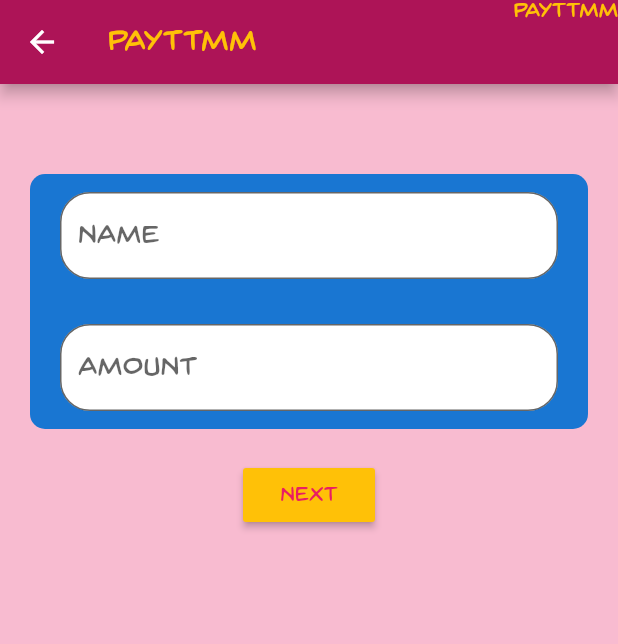
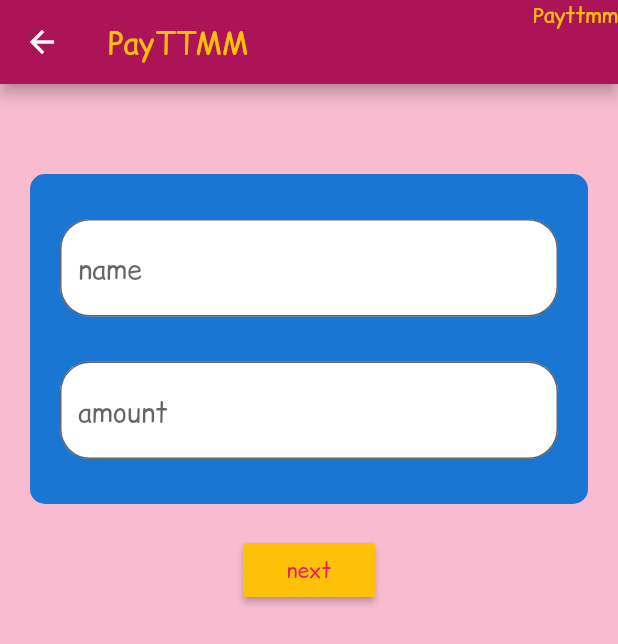
Before and after one commit to Tanmay-Chavan/payTTMM, a Flutter app: the Group screen opened directly, on a phone screen of 412 x 824 dp. Shown: the top 644 px of the screen. Run offline on Flutter 3.47's test engine with Material 2 defaults, Android fonts, the phone set to English and light mode, and no system bars; our stand-ins replace cloud_firestore, firebase_auth, flutter_spinkit, splashscreen; accounts and stored records are empty.

Commit message:
chenge font

```diff
--- a/lib/screens/home/group.dart
+++ b/lib/screens/home/group.dart
@@ -67,6 +67,7 @@ class _GroupState extends State<Group> {
 
               margin: EdgeInsets.fromLTRB(20, 40, 20, 30),
 
+
               child: Form(
                 key: _formKey,
 
@@ -83,15 +84,14 @@ class _GroupState extends State<Group> {
                       decoration: BoxDecoration(
                         borderRadius: BorderRadius.circular(10),
                           color: Colors.blue[700],
-
                       ),
+                      height: 220,
 
                       child: Column(
                         children: [
                           Container(
-                            margin: EdgeInsets.fromLTRB(20, 12, 20, 0),
+                            margin: EdgeInsets.fromLTRB(20, 30, 20, 0),
                             child: TextFormField(
-                            //Accepts username to search
                             style: TextStyle(fontFamily: 'Comics',fontSize: 18,),
                             decoration: InputDecoration(
 
@@ -152,9 +152,8 @@ class _GroupState extends State<Group> {
                         onPressed: () async {
                         }
                     ),
-
                     SizedBox(
-                      height: 40,
+                      height: 20,
                     ),
 
                     Container(
@@ -171,10 +170,6 @@ class _GroupState extends State<Group> {
                         highlightColor: Colors.lightGreenAccent,
                     ),),),
 
-                    SizedBox(
-                      height: 10,
-                    ),
-
                     Container(
                       //alignment: Alignment.centerLeft,
                       width: 800,
@@ -189,9 +184,6 @@ class _GroupState extends State<Group> {
                         onPressed: () => setState(() => pressAttention1 = !pressAttention1),
                       ),),),
 
-                    SizedBox(
-                      height: 20,
-                    ),
                     Container(
                       //alignment: Alignment.centerLeft,
                       width: 800,
--- a/pubspec.yaml
+++ b/pubspec.yaml
@@ -80,7 +80,7 @@ flutter:
        - asset: fonts/Lobster.ttf
    - family: Comics
      fonts:
-       - asset: fonts/BackIssuesBB_reg.ttf
+       - asset: fonts/ComicRelief.ttf                         # BackIssuesBB_reg.ttf
 
   #
   # For details regarding fonts from package dependencies,
```
Also changed, not shown: fonts/ComicRelief.ttf (added).
